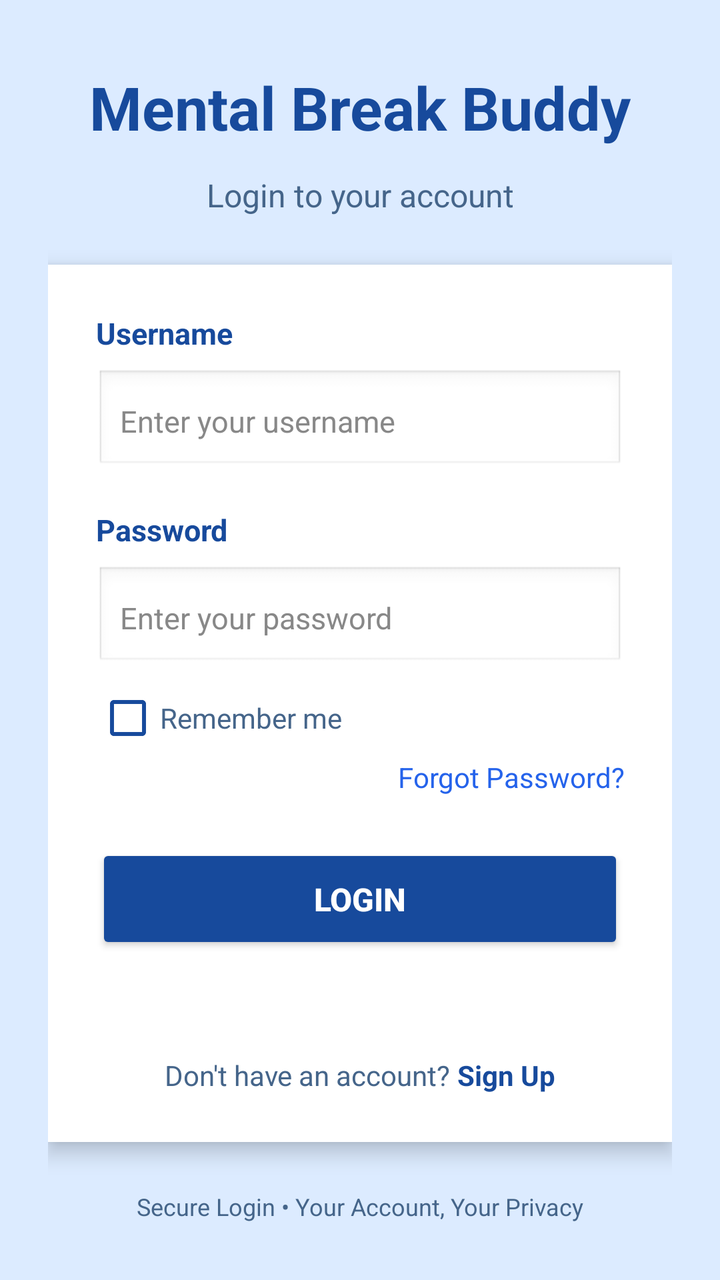
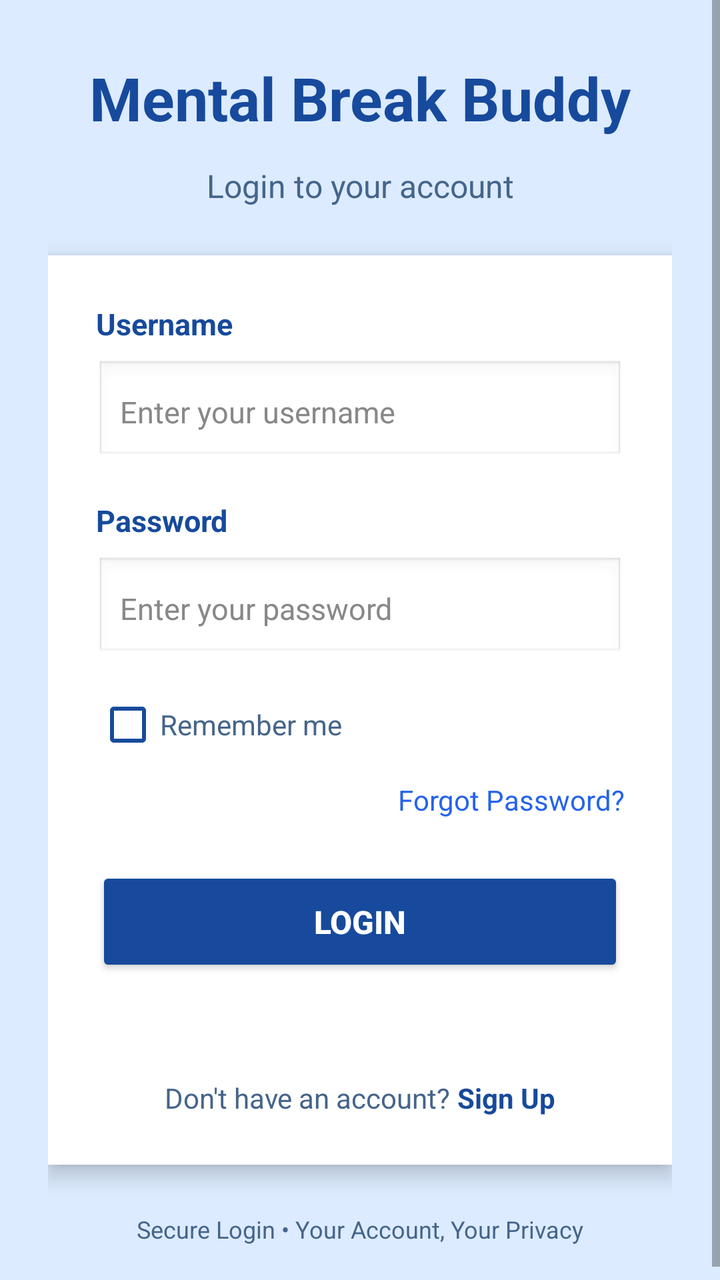

Compare the two renders of this Android layout. The source of the first and the diff that turns it into the second are given below.
<!-- AndroidManifest.xml: application theme Theme.Repov1 -->
<!-- res/layout/activity_userloginandsignup.xml -->
<?xml version="1.0" encoding="utf-8"?>
<ScrollView xmlns:android="http://schemas.android.com/apk/res/android"
    android:layout_width="match_parent"
    android:layout_height="match_parent"
    android:background="#DCEBFF"
    android:fillViewport="true">

    <LinearLayout
        android:layout_width="match_parent"
        android:layout_height="match_parent"
        android:gravity="center"
        android:orientation="vertical"
        android:padding="24dp">

        
        <TextView
            android:layout_width="383dp"
            android:layout_height="50dp"
            android:gravity="center"
            android:text="Mental Break Buddy"
            android:textColor="#174A9C"
            android:textSize="30sp"
            android:textStyle="bold" />

        <TextView
            android:layout_width="match_parent"
            android:layout_height="wrap_content"
            android:layout_marginTop="8dp"
            android:layout_marginBottom="24dp"
            android:gravity="center"
            android:text="Login to your account"
            android:textColor="#45658A"
            android:textSize="16sp" />

        
        <LinearLayout
            android:id="@+id/loginCard"
            android:layout_width="match_parent"
            android:layout_height="wrap_content"
            android:background="#FFFFFF"
            android:elevation="6dp"
            android:orientation="vertical"
            android:padding="24dp">

            
            <TextView
                android:layout_width="match_parent"
                android:layout_height="wrap_content"
                android:text="Username"
                android:textColor="#174A9C"
                android:textSize="15sp"
                android:textStyle="bold" />

            <EditText
                android:id="@+id/etUsername"
                android:layout_width="match_parent"
                android:layout_height="52dp"
                android:layout_marginTop="8dp"
                android:layout_marginBottom="18dp"
                android:background="@android:drawable/edit_text"
                android:hint="Enter your username"
                android:inputType="text"
                android:padding="12dp"
                android:singleLine="true"
                android:textColor="#222222"
                android:textColorHint="#888888"
                android:textSize="15sp" />

            
            <TextView
                android:layout_width="match_parent"
                android:layout_height="wrap_content"
                android:text="Password"
                android:textColor="#174A9C"
                android:textSize="15sp"
                android:textStyle="bold" />

            <EditText
                android:id="@+id/etPassword"
                android:layout_width="match_parent"
                android:layout_height="52dp"
                android:layout_marginTop="8dp"
                android:background="@android:drawable/edit_text"
                android:hint="Enter your password"
                android:inputType="textPassword"
                android:padding="12dp"
                android:singleLine="true"
                android:textColor="#222222"
                android:textColorHint="#888888"
                android:textSize="15sp" />

            
            <CheckBox
                android:id="@+id/cbRemember"
                android:layout_width="wrap_content"
                android:layout_height="wrap_content"
                android:layout_marginTop="8dp"
                android:buttonTint="#174A9C"
                android:text="Remember me"
                android:textColor="#45658A"
                android:textSize="14sp" />

            
            <TextView
                android:id="@+id/tvForgotPassword"
                android:layout_width="match_parent"
                android:layout_height="wrap_content"
                android:layout_marginTop="4dp"
                android:gravity="end"
                android:text="Forgot Password?"
                android:textColor="#2563EB"
                android:textSize="14sp" />

            
            <Button
                android:id="@+id/btnLogin"
                android:layout_width="match_parent"
                android:layout_height="55dp"
                android:layout_marginTop="24dp"
                android:backgroundTint="#174A9C"
                android:text="LOGIN"
                android:textColor="#FFFFFF"
                android:textSize="16sp"
                android:textStyle="bold" />

            
            <TextView
                android:id="@+id/tvLoginMessage"
                android:layout_width="match_parent"
                android:layout_height="wrap_content"
                android:layout_marginTop="12dp"
                android:gravity="center"
                android:text=""
                android:textColor="#D32F2F"
                android:textSize="14sp" />

            
            <LinearLayout
                android:layout_width="match_parent"
                android:layout_height="wrap_content"
                android:layout_marginTop="20dp"
                android:gravity="center"
                android:orientation="horizontal">

                <TextView
                    android:layout_width="wrap_content"
                    android:layout_height="wrap_content"
                    android:text="Don't have an account? "
                    android:textColor="#45658A"
                    android:textSize="14sp" />

                <TextView
                    android:id="@+id/tvCreateAccount"
                    android:layout_width="wrap_content"
                    android:layout_height="wrap_content"
                    android:text="Sign Up"
                    android:textColor="#174A9C"
                    android:textSize="14sp"
                    android:textStyle="bold" />

            </LinearLayout>

        </LinearLayout>

        
        <TextView
            android:layout_width="match_parent"
            android:layout_height="wrap_content"
            android:layout_marginTop="24dp"
            android:gravity="center"
            android:text="Secure Login • Your Account, Your Privacy"
            android:textColor="#45658A"
            android:textSize="12sp" />

    </LinearLayout>

</ScrollView>
<!-- resources referenced by this layout -->
<resources>
  <style name="Theme.Repov1" parent="Theme.AppCompat.Light.NoActionBar">
          
          <item name="colorPrimary">@color/purple_500</item>
          <item name="colorPrimaryVariant">@color/purple_700</item>
          <item name="colorOnPrimary">@color/white</item>
          
          <item name="colorSecondary">@color/teal_200</item>
          <item name="colorSecondaryVariant">@color/teal_700</item>
          <item name="colorOnSecondary">@color/black</item>
          
          <item name="android:statusBarColor">?attr/colorPrimaryVariant</item>
          
      </style>
  <color name="purple_500">#FF6200EE</color>
  <color name="purple_700">#FF3700B3</color>
  <color name="white">#FFFFFFFF</color>
  <color name="teal_200">#FF03DAC5</color>
  <color name="teal_700">#FF018786</color>
  <color name="black">#FF000000</color>
</resources>

<!-- the commit's change to res/layout/activity_userloginandsignup.xml (unified diff, before → after) -->
@@ -96,6 +96,7 @@
                 android:layout_height="wrap_content"
                 android:layout_marginTop="8dp"
                 android:buttonTint="#174A9C"
+                android:minHeight="48dp"
                 android:text="Remember me"
                 android:textColor="#45658A"
                 android:textSize="14sp" />
